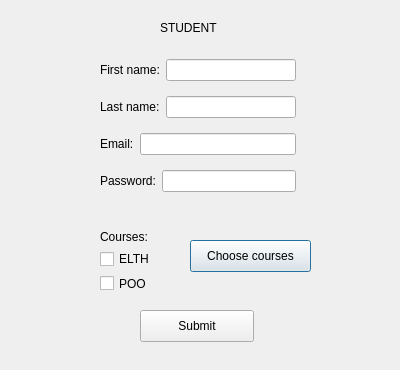
Qt form menuteacher.ui (casalete/ErasmusIo) before a commit.
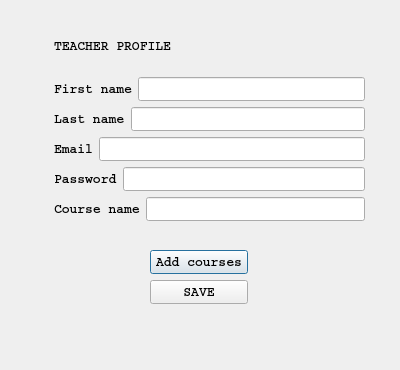
The same form after that commit. Icons and pictures are not drawn.

```diff
--- a/menuteacher.ui
+++ b/menuteacher.ui
@@ -13,53 +13,62 @@
   <property name="windowTitle">
    <string>Dialog</string>
   </property>
-  <widget class="QPushButton" name="coursesButton">
+  <property name="styleSheet">
+   <string notr="true">background-image: url(:/unic.jpg);</string>
+  </property>
+  <widget class="QWidget" name="">
    <property name="geometry">
     <rect>
-     <x>190</x>
-     <y>240</y>
-     <width>121</width>
-     <height>32</height>
-    </rect>
-   </property>
-   <property name="text">
-    <string>Choose courses</string>
-   </property>
-  </widget>
-  <widget class="QLabel" name="label">
-   <property name="geometry">
-    <rect>
-     <x>160</x>
+     <x>54</x>
      <y>20</y>
-     <width>59</width>
-     <height>16</height>
-    </rect>
-   </property>
-   <property name="text">
-    <string>STUDENT</string>
-   </property>
-  </widget>
-  <widget class="QWidget" name="layoutWidget">
-   <property name="geometry">
-    <rect>
-     <x>100</x>
-     <y>50</y>
-     <width>196</width>
-     <height>151</height>
+     <width>311</width>
+     <height>201</height>
     </rect>
    </property>
    <layout class="QVBoxLayout" name="verticalLayout">
+    <item>
+     <widget class="QLabel" name="label">
+      <property name="font">
+       <font>
+        <family>Courier</family>
+        <pointsize>10</pointsize>
+        <weight>75</weight>
+        <bold>true</bold>
+       </font>
+      </property>
+      <property name="text">
+       <string>TEACHER PROFILE</string>
+      </property>
+     </widget>
+    </item>
     <item>
      <layout class="QHBoxLayout" name="horizontalLayout">
       <item>
        <widget class="QLabel" name="label_2">
+        <property name="font">
+         <font>
+          <family>Courier</family>
+          <pointsize>10</pointsize>
+          <weight>75</weight>
+          <bold>true</bold>
+         </font>
+        </property>
         <property name="text">
-         <string>First name:</string>
+         <string>First name</string>
         </property>
        </widget>
       </item>
       <item>
-       <widget class="QLineEdit" name="lineEdit"/>
+       <widget class="QLineEdit" name="lineEdit">
+        <property name="font">
+         <font>
+          <family>Courier</family>
+          <pointsize>10</pointsize>
+          <weight>75</weight>
+          <bold>true</bold>
+         </font>
+        </property>
+       </widget>
       </item>
      </layout>
     </item>
@@ -67,13 +76,30 @@
      <layout class="QHBoxLayout" name="horizontalLayout_2">
       <item>
        <widget class="QLabel" name="label_5">
+        <property name="font">
+         <font>
+          <family>Courier</family>
+          <pointsize>10</pointsize>
+          <weight>75</weight>
+          <bold>true</bold>
+         </font>
+        </property>
         <property name="text">
-         <string>Last name:</string>
+         <string>Last name</string>
         </property>
        </widget>
       </item>
       <item>
-       <widget class="QLineEdit" name="lineEdit_2"/>
+       <widget class="QLineEdit" name="lineEdit_2">
+        <property name="font">
+         <font>
+          <family>Courier</family>
+          <pointsize>10</pointsize>
+          <weight>75</weight>
+          <bold>true</bold>
+         </font>
+        </property>
+       </widget>
       </item>
      </layout>
     </item>
@@ -81,13 +107,30 @@
      <layout class="QHBoxLayout" name="horizontalLayout_3">
       <item>
        <widget class="QLabel" name="label_6">
+        <property name="font">
+         <font>
+          <family>Courier</family>
+          <pointsize>10</pointsize>
+          <weight>75</weight>
+          <bold>true</bold>
+         </font>
+        </property>
         <property name="text">
-         <string>Email:</string>
+         <string>Email</string>
         </property>
        </widget>
       </item>
       <item>
-       <widget class="QLineEdit" name="lineEdit_3"/>
+       <widget class="QLineEdit" name="lineEdit_3">
+        <property name="font">
+         <font>
+          <family>Courier</family>
+          <pointsize>10</pointsize>
+          <weight>75</weight>
+          <bold>true</bold>
+         </font>
+        </property>
+       </widget>
       </item>
      </layout>
     </item>
@@ -95,64 +138,108 @@
      <layout class="QHBoxLayout" name="horizontalLayout_4">
       <item>
        <widget class="QLabel" name="label_7">
+        <property name="font">
+         <font>
+          <family>Courier</family>
+          <pointsize>10</pointsize>
+          <weight>75</weight>
+          <bold>true</bold>
+         </font>
+        </property>
         <property name="text">
-         <string>Password:</string>
+         <string>Password</string>
         </property>
        </widget>
       </item>
       <item>
-       <widget class="QLineEdit" name="lineEdit_4"/>
+       <widget class="QLineEdit" name="lineEdit_4">
+        <property name="font">
+         <font>
+          <family>Courier</family>
+          <pointsize>10</pointsize>
+          <weight>75</weight>
+          <bold>true</bold>
+         </font>
+        </property>
+       </widget>
+      </item>
+     </layout>
+    </item>
+    <item>
+     <layout class="QHBoxLayout" name="horizontalLayout_5">
+      <item>
+       <widget class="QLabel" name="label_3">
+        <property name="font">
+         <font>
+          <family>Courier</family>
+          <pointsize>10</pointsize>
+          <weight>75</weight>
+          <bold>true</bold>
+         </font>
+        </property>
+        <property name="text">
+         <string>Course name</string>
+        </property>
+       </widget>
+      </item>
+      <item>
+       <widget class="QLineEdit" name="lineEdit_5">
+        <property name="font">
+         <font>
+          <family>Courier</family>
+          <pointsize>10</pointsize>
+          <weight>75</weight>
+          <bold>true</bold>
+         </font>
+        </property>
+       </widget>
       </item>
      </layout>
     </item>
    </layout>
   </widget>
-  <widget class="QWidget" name="layoutWidget_2">
+  <widget class="QWidget" name="">
    <property name="geometry">
     <rect>
-     <x>100</x>
-     <y>230</y>
-     <width>87</width>
-     <height>63</height>
+     <x>150</x>
+     <y>250</y>
+     <width>98</width>
+     <height>56</height>
     </rect>
    </property>
    <layout class="QVBoxLayout" name="verticalLayout_2">
     <item>
-     <widget class="QLabel" name="label_10">
-      <property name="text">
-       <string>Courses:</string>
+     <widget class="QPushButton" name="coursesButton">
+      <property name="font">
+       <font>
+        <family>Courier</family>
+        <pointsize>10</pointsize>
+        <weight>75</weight>
+        <bold>true</bold>
+       </font>
       </property>
-     </widget>
-    </item>
-    <item>
-     <widget class="QCheckBox" name="checkBox">
       <property name="text">
-       <string>ELTH</string>
+       <string>Add courses</string>
       </property>
      </widget>
     </item>
     <item>
-     <widget class="QCheckBox" name="checkBox_2">
+     <widget class="QPushButton" name="pushButton_2">
+      <property name="font">
+       <font>
+        <family>Courier</family>
+        <pointsize>10</pointsize>
+        <weight>75</weight>
+        <bold>true</bold>
+       </font>
+      </property>
       <property name="text">
-       <string>POO</string>
+       <string>SAVE</string>
       </property>
      </widget>
     </item>
    </layout>
   </widget>
-  <widget class="QPushButton" name="pushButton_2">
-   <property name="geometry">
-    <rect>
-     <x>140</x>
-     <y>310</y>
-     <width>114</width>
-     <height>32</height>
-    </rect>
-   </property>
-   <property name="text">
-    <string>Submit</string>
-   </property>
-  </widget>
  </widget>
  <resources/>
  <connections/>
```
